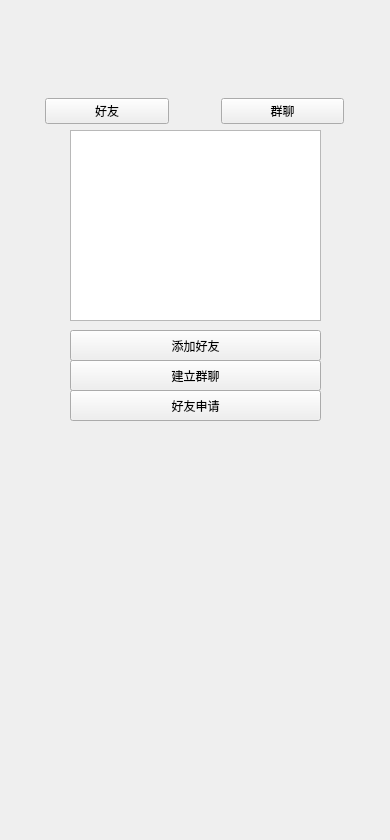
First picture: the form in client/Imitation_QQ/l_group.ui, repository Zzzzzya/Chating-Room, before the edit.
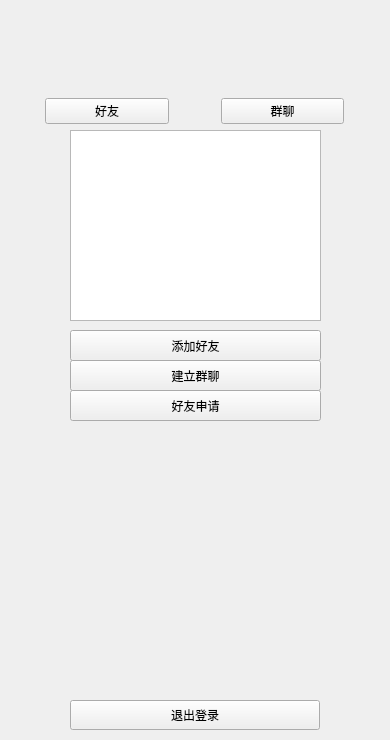
Second picture: the form after the edit.

What changed in the file:
```diff
--- a/client/Imitation_QQ/l_group.ui
+++ b/client/Imitation_QQ/l_group.ui
@@ -7,13 +7,19 @@
     <x>0</x>
     <y>0</y>
     <width>390</width>
-    <height>840</height>
+    <height>740</height>
    </rect>
   </property>
   <property name="minimumSize">
    <size>
     <width>390</width>
-    <height>840</height>
+    <height>740</height>
+   </size>
+  </property>
+  <property name="maximumSize">
+   <size>
+    <width>390</width>
+    <height>740</height>
    </size>
   </property>
   <property name="windowTitle">
@@ -157,6 +163,19 @@
     <string>建立群聊</string>
    </property>
   </widget>
+  <widget class="QPushButton" name="btn_logout">
+   <property name="geometry">
+    <rect>
+     <x>70</x>
+     <y>700</y>
+     <width>250</width>
+     <height>30</height>
+    </rect>
+   </property>
+   <property name="text">
+    <string>退出登录</string>
+   </property>
+  </widget>
  </widget>
  <resources/>
  <connections/>
```
